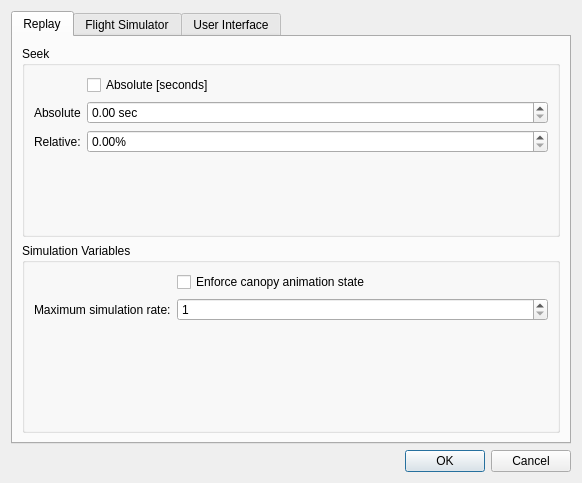
This is src/UserInterface/src/Dialog/SettingsDialog.ui in till213/SkyDolly as Qt 5 draws it before an edit. The edited form follows.
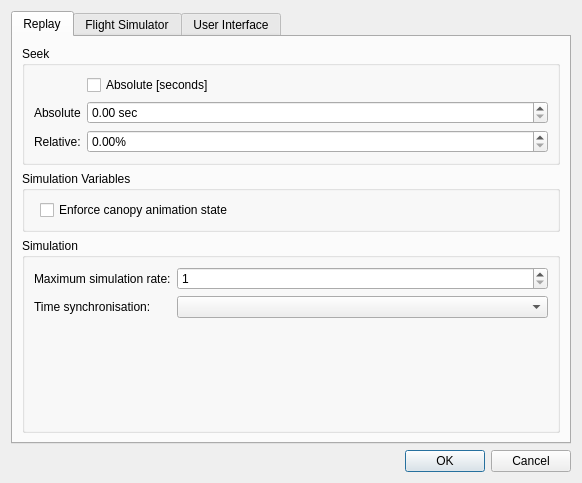
This is the edited form. The open tabs and pages were chosen to show the change. Custom widgets are drawn as their Qt base class.

Commit message:
Feature/time display2 (#165)
* Validate enum domain of SampleRate

* Revert "auto" from method arguments

* Add <desc> element to exported GPX waypoints

* Add replay time mode setting

- Validate enum domain, also of speed unit
- Emit Settings::changed signal when the maximum simulation rate has
changed

* Add replay time mode to UI settings

* Update

* Remove local simulation time option

- We can only send zulu simulation time to MSFS (which is sufficient
anyway)
- Also update the simulation time when unpausing the replay

* Use unique_ptr consequently

* Fix flight simulator tab index

```diff
--- a/src/UserInterface/src/Dialog/SettingsDialog.ui
+++ b/src/UserInterface/src/Dialog/SettingsDialog.ui
@@ -101,19 +101,6 @@
             </property>
            </widget>
           </item>
-          <item row="3" column="1">
-           <spacer name="verticalSpacer">
-            <property name="orientation">
-             <enum>Qt::Vertical</enum>
-            </property>
-            <property name="sizeHint" stdset="0">
-             <size>
-              <width>20</width>
-              <height>40</height>
-             </size>
-            </property>
-           </spacer>
-          </item>
          </layout>
         </widget>
        </item>
@@ -130,14 +117,23 @@
             </property>
            </widget>
           </item>
-          <item row="1" column="0">
+         </layout>
+        </widget>
+       </item>
+       <item>
+        <widget class="QGroupBox" name="groupBox_5">
+         <property name="title">
+          <string>Simulation</string>
+         </property>
+         <layout class="QFormLayout" name="formLayout_2">
+          <item row="0" column="0">
            <widget class="QLabel" name="label_3">
             <property name="text">
              <string>Maximum simulation rate:</string>
             </property>
            </widget>
           </item>
-          <item row="1" column="1">
+          <item row="0" column="1">
            <widget class="PowerOfTwoSpinBox" name="maximumSimulationRateSpinBox">
             <property name="minimumSize">
              <size>
@@ -159,15 +155,32 @@
             </property>
            </widget>
           </item>
+          <item row="1" column="0">
+           <widget class="QLabel" name="label_5">
+            <property name="text">
+             <string>Time synchronisation:</string>
+            </property>
+           </widget>
+          </item>
+          <item row="1" column="1">
+           <widget class="QComboBox" name="timeModeComboBox">
+            <property name="minimumSize">
+             <size>
+              <width>120</width>
+              <height>0</height>
+             </size>
+            </property>
+           </widget>
+          </item>
           <item row="2" column="1">
-           <spacer name="verticalSpacer_2">
+           <spacer name="verticalSpacer">
             <property name="orientation">
              <enum>Qt::Vertical</enum>
             </property>
             <property name="sizeHint" stdset="0">
              <size>
-              <width>20</width>
-              <height>40</height>
+              <width>370</width>
+              <height>20</height>
              </size>
             </property>
            </spacer>
```
Left out of the diff: 2 changed lines with no effect on the pictures. The commit also changes 28 other files.
